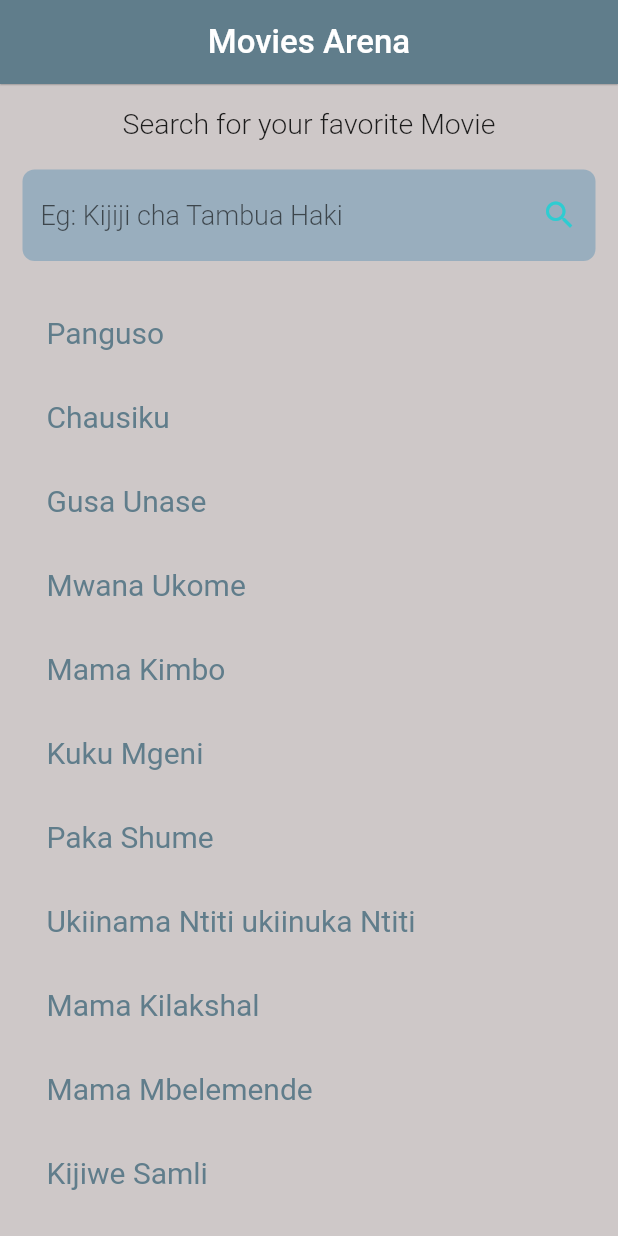
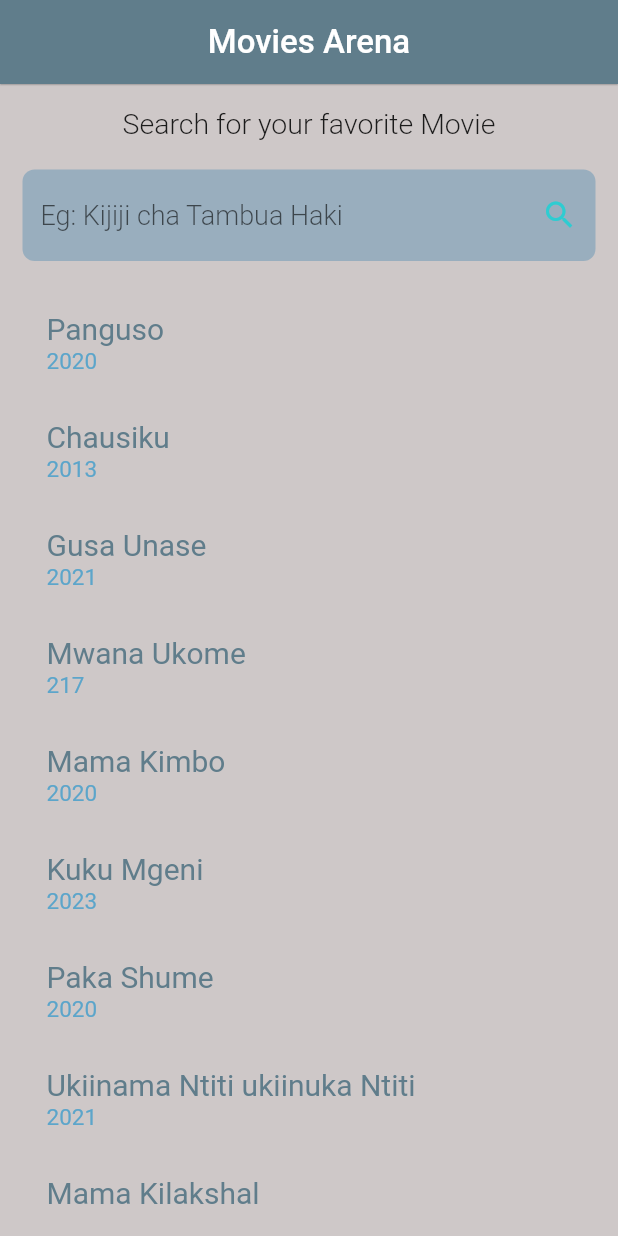
Before and after one commit to JohnGastone/Tafuta, a Flutter app: the screen it shows after launch, on a phone screen of 412 x 824 dp. Run offline on Flutter 3.47's test engine with Material 2 defaults, Android fonts, the phone set to English and light mode, and no system bars.

Commit message:
Added movie's release year

```diff
--- a/lib/searchPage.dart
+++ b/lib/searchPage.dart
@@ -24,6 +24,11 @@ class _SearchPageState extends State<SearchPage> {
     MovieModel('Mama Kilakshal', 2020, 'images/Tafuta.png'),
     MovieModel('Mama Mbelemende', 2013, 'images/Tafuta.png'),
     MovieModel('Kijiwe Samli', 2024, 'images/Tafuta.png'),
+    MovieModel('Kijiji cha Tambua Haki', 2020, 'images/Tafuta.png'),
+    MovieModel('Anko JJ', 2021, 'images/Tafuta.png'),
+    MovieModel('Harakati za pimbi', 2020, 'images/Tafuta.png'),
+    MovieModel('Shumileta', 2013, 'images/Tafuta.png'),
+    MovieModel('Jini Kabula', 2024, 'images/Tafuta.png'),
   ];
 
   void updateList(String value) {
@@ -82,11 +87,18 @@ class _SearchPageState extends State<SearchPage> {
                     child: ListView.builder(
                         itemCount: displayList.length,
                         itemBuilder: ((context, index) => ListTile(
-                                title: Text(
-                              displayList[index].movieTitle!,
-                              style: TextStyle(
-                                  fontSize: 20, color: Colors.blueGrey),
-                            )))))
+                              title: Text(
+                                displayList[index].movieTitle!,
+                                style: TextStyle(
+                                    fontSize: 20, color: Colors.blueGrey),
+                              ),
+                              subtitle: Text(
+                                '${displayList[index].releaseYear!}',
+                                style: TextStyle(
+                                    fontSize: 15,
+                                    color: Color.fromARGB(255, 92, 165, 202)),
+                              ),
+                            ))))
               ])),
     );
   }
```
